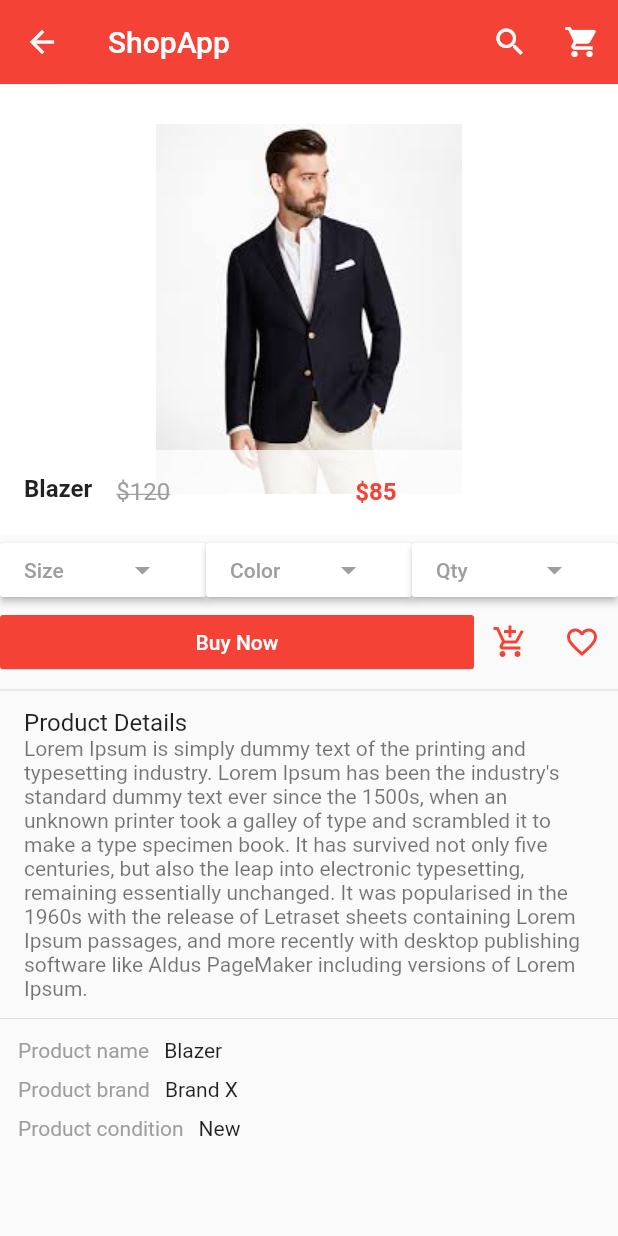
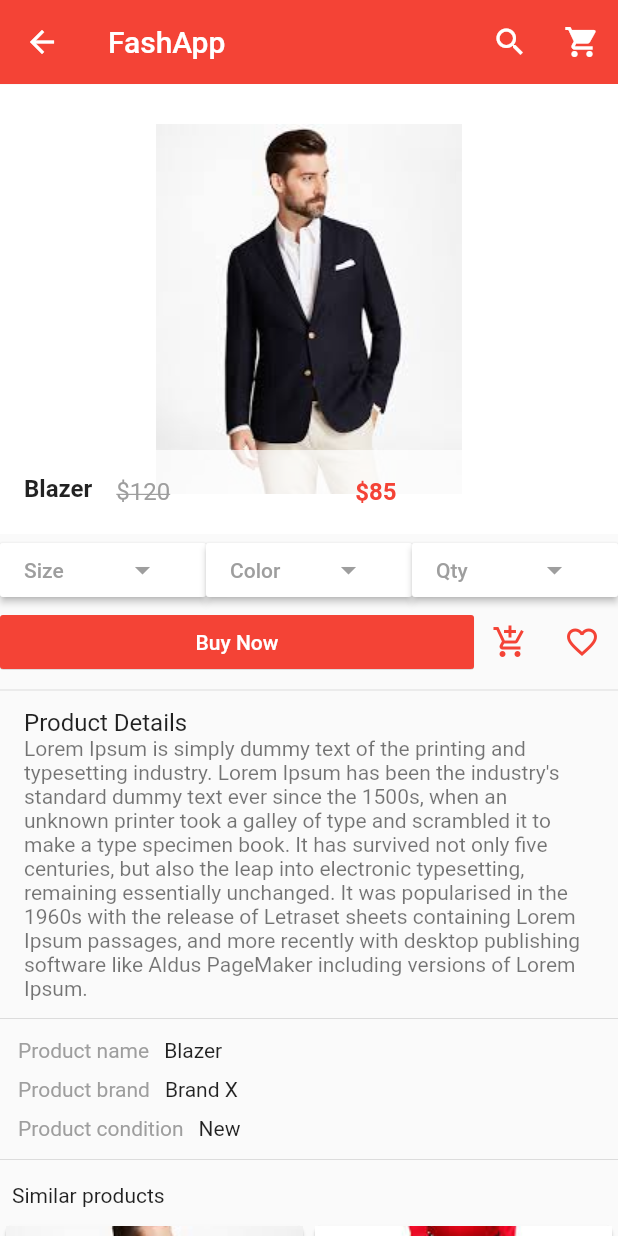
Before and after one commit to tianna1121/flutter_ecom_fashingshop, a Flutter app: the screen it shows after launch, after a tap on "Blazer", on a phone screen of 412 x 824 dp. Run offline on Flutter 3.47's test engine with Material 2 defaults, Android fonts, the light colour scheme and no system bars; our stand-ins replace carousel_pro.

Commit message:
add similar product part

```diff
--- a/lib/components/products.dart
+++ b/lib/components/products.dart
@@ -19,7 +19,31 @@ class _ProductsState extends State<Products> {
       "picture": "assets/images/products/dress1.jpeg",
       "old_price": 100,
       "price": 50,
-    }
+    },
+    {
+      "name": "Red dress 2",
+      "picture": "assets/images/products/hills1.jpeg",
+      "old_price": 100,
+      "price": 50,
+    },
+    {
+      "name": "Blazer 2",
+      "picture": "assets/images/products/skt1.jpeg",
+      "old_price": 100,
+      "price": 50,
+    },
+    {
+      "name": "Red dress",
+      "picture": "assets/images/products/skt2.jpeg",
+      "old_price": 100,
+      "price": 50,
+    },
+    {
+      "name": "Red dress",
+      "picture": "assets/images/products/dress2.jpeg",
+      "old_price": 100,
+      "price": 50,
+    },
   ];
 
   @override
@@ -58,7 +82,7 @@ class Single_prod extends StatelessWidget {
   Widget build(BuildContext context) {
     return Card(
       child: Hero(
-        tag: prod_name,
+        tag: Text('Hero 1'),
         child: Material(
           child: InkWell(
             onTap: () => Navigator.of(context).push(MaterialPageRoute(
@@ -71,26 +95,23 @@ class Single_prod extends StatelessWidget {
                     ))),
             child: GridTile(
               footer: Container(
-                color: Colors.white70,
-                child: ListTile(
-                  leading: Text(
-                    prod_name,
-                    style: TextStyle(fontWeight: FontWeight.bold),
-                  ),
-                  title: Text(
-                    '\$${prod_price}',
-                    style: TextStyle(
-                        color: Colors.red, fontWeight: FontWeight.w800),
-                  ),
-                  subtitle: Text(
-                    '\$${prod_old_price}',
-                    style: TextStyle(
-                        color: Colors.black54,
-                        fontWeight: FontWeight.w800,
-                        decoration: TextDecoration.lineThrough),
-                  ),
-                ),
-              ),
+                  color: Colors.white70,
+                  child: Row(
+                    children: <Widget>[
+                      Expanded(
+                        child: Text(
+                          prod_name,
+                          style: TextStyle(
+                              fontWeight: FontWeight.bold, fontSize: 16.0),
+                        ),
+                      ),
+                      Text(
+                        '\$${prod_price}',
+                        style: TextStyle(
+                            color: Colors.red, fontWeight: FontWeight.bold),
+                      )
+                    ],
+                  )),
               child: Image.asset(
                 prod_picture,
                 fit: BoxFit.cover,
--- a/lib/main.dart
+++ b/lib/main.dart
@@ -36,6 +36,7 @@ class _HomePageState extends State<HomePage> {
         ],
         autoplay: false,
         dotSize: 4.0,
+        dotBgColor: Colors.transparent,
         indicatorBgPadding: 2.0,
         animationCurve: Curves.fastLinearToSlowEaseIn,
         animationDuration: Duration(milliseconds: 1000),
@@ -81,7 +82,7 @@ class _HomePageState extends State<HomePage> {
               onTap: () {},
               child: ListTile(
                 title: Text('HomePage'),
-                leading: Icon(Icons.home),
+                leading: Icon(Icons.home, color: Colors.red),
               ),
             ),
 
@@ -89,7 +90,7 @@ class _HomePageState extends State<HomePage> {
               onTap: () {},
               child: ListTile(
                 title: Text('My Account'),
-                leading: Icon(Icons.person),
+                leading: Icon(Icons.person, color: Colors.red),
               ),
             ),
 
@@ -97,22 +98,25 @@ class _HomePageState extends State<HomePage> {
               onTap: () {},
               child: ListTile(
                 title: Text('My Orders'),
-                leading: Icon(Icons.shopping_basket),
+                leading: Icon(Icons.shopping_basket, color: Colors.red),
               ),
             ),
 
             InkWell(
               onTap: () {},
               child: ListTile(
-                title: Text('Categories'),
-                leading: Icon(Icons.dashboard),
+                title: Text('Shopping cart'),
+                leading: Icon(
+                  Icons.shopping_cart,
+                  color: Colors.red,
+                ),
               ),
             ),
             InkWell(
               onTap: () {},
               child: ListTile(
                 title: Text('Favorite'),
-                leading: Icon(Icons.favorite),
+                leading: Icon(Icons.favorite, color: Colors.red),
               ),
             ),
             Divider(),
--- a/lib/pages/product_detail.dart
+++ b/lib/pages/product_detail.dart
@@ -1,4 +1,5 @@
 import 'package:flutter/material.dart';
+import 'package:flutter_ecomm/main.dart';
 
 class ProductDetails extends StatefulWidget {
   final product_detail_name;
@@ -25,7 +26,13 @@ class _ProductDetailsState extends State<ProductDetails> {
       appBar: AppBar(
         elevation: 0.1,
         backgroundColor: Colors.red,
-        title: Text('ShopApp'),
+        title: InkWell(
+          child: Text('FashApp'),
+          onTap: () {
+            Navigator.of(context)
+                .push(MaterialPageRoute(builder: (context) => HomePage()));
+          },
+        ),
         actions: <Widget>[
           IconButton(
             icon: Icon(Icons.search, color: Colors.white),
@@ -267,8 +274,132 @@ class _ProductDetailsState extends State<ProductDetails> {
               ),
             ],
           ),
+
+          Divider(),
+          Padding(
+            padding: const EdgeInsets.all(8.0),
+            child: Text(
+              'Similar products',
+            ),
+          ),
+          // * Simiar production section
+          Container(
+            height: 360.0,
+            child: SimilarProducts(),
+          ),
         ],
       ),
     );
   }
 }
+
+class SimilarProducts extends StatefulWidget {
+  @override
+  _SimilarProductsState createState() => _SimilarProductsState();
+}
+
+class _SimilarProductsState extends State<SimilarProducts> {
+  var similar_product_list = [
+    {
+      "name": "Blazer",
+      "picture": "assets/images/products/blazer1.jpeg",
+      "old_price": 120,
+      "price": 85,
+    },
+    {
+      "name": "Red dress",
+      "picture": "assets/images/products/dress1.jpeg",
+      "old_price": 100,
+      "price": 50,
+    },
+    {
+      "name": "Red dress",
+      "picture": "assets/images/products/skt2.jpeg",
+      "old_price": 100,
+      "price": 50,
+    },
+    {
+      "name": "Red dress",
+      "picture": "assets/images/products/dress2.jpeg",
+      "old_price": 100,
+      "price": 50,
+    },
+  ];
+
+  @override
+  Widget build(BuildContext context) {
+    return GridView.builder(
+      gridDelegate:
+          SliverGridDelegateWithFixedCrossAxisCount(crossAxisCount: 2),
+      itemCount: similar_product_list.length,
+      itemBuilder: ((context, index) {
+        return Similar_single_prod(
+          prod_name: similar_product_list[index]['name'],
+          prod_picture: similar_product_list[index]['picture'],
+          prod_old_price: similar_product_list[index]['old_price'],
+          prod_price: similar_product_list[index]['price'],
+        );
+      }),
+    );
+  }
+}
+
+class Similar_single_prod extends StatelessWidget {
+  final prod_name;
+  final prod_picture;
+  final prod_old_price;
+  final prod_price;
+
+  const Similar_single_prod(
+      {Key key,
+      this.prod_name,
+      this.prod_picture,
+      this.prod_old_price,
+      this.prod_price})
+      : super(key: key);
+
+  @override
+  Widget build(BuildContext context) {
+    return Card(
+      child: Hero(
+        tag: Text('Hero 1'),
+        child: Material(
+          child: InkWell(
+            onTap: () => Navigator.of(context).push(MaterialPageRoute(
+                // * Passing the values of the product to the product details page
+                builder: (context) => ProductDetails(
+                      product_detail_name: prod_name,
+                      product_detail_old_price: prod_old_price,
+                      product_detail_picture: prod_picture,
+                      product_detail_price: prod_price,
+                    ))),
+            child: GridTile(
+              footer: Container(
+                  color: Colors.white70,
+                  child: Row(
+                    children: <Widget>[
+                      Expanded(
+                        child: Text(
+                          prod_name,
+                          style: TextStyle(
+                              fontWeight: FontWeight.bold, fontSize: 16.0),
+                        ),
+                      ),
+                      Text(
+                        '\$${prod_price}',
+                        style: TextStyle(
+                            color: Colors.red, fontWeight: FontWeight.bold),
+                      )
+                    ],
+                  )),
+              child: Image.asset(
+                prod_picture,
+                fit: BoxFit.cover,
+              ),
+            ),
+          ),
+        ),
+      ),
+    );
+  }
+}
```
Also changed, not shown: pubspec.yaml (+3 -24 lines).
